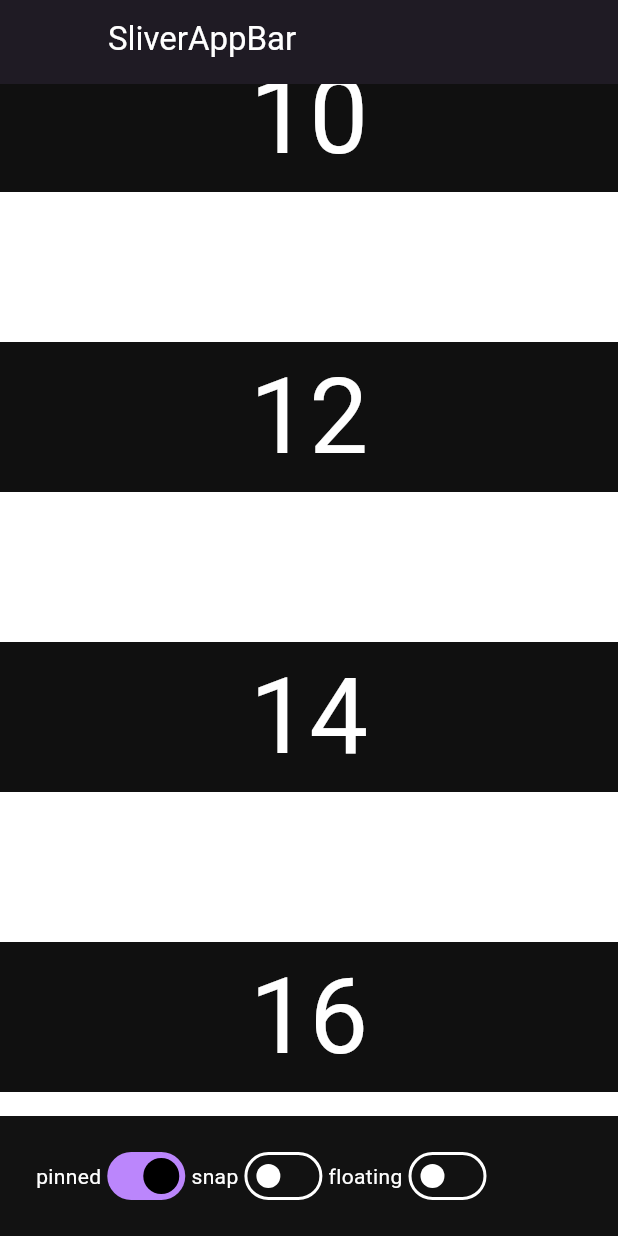
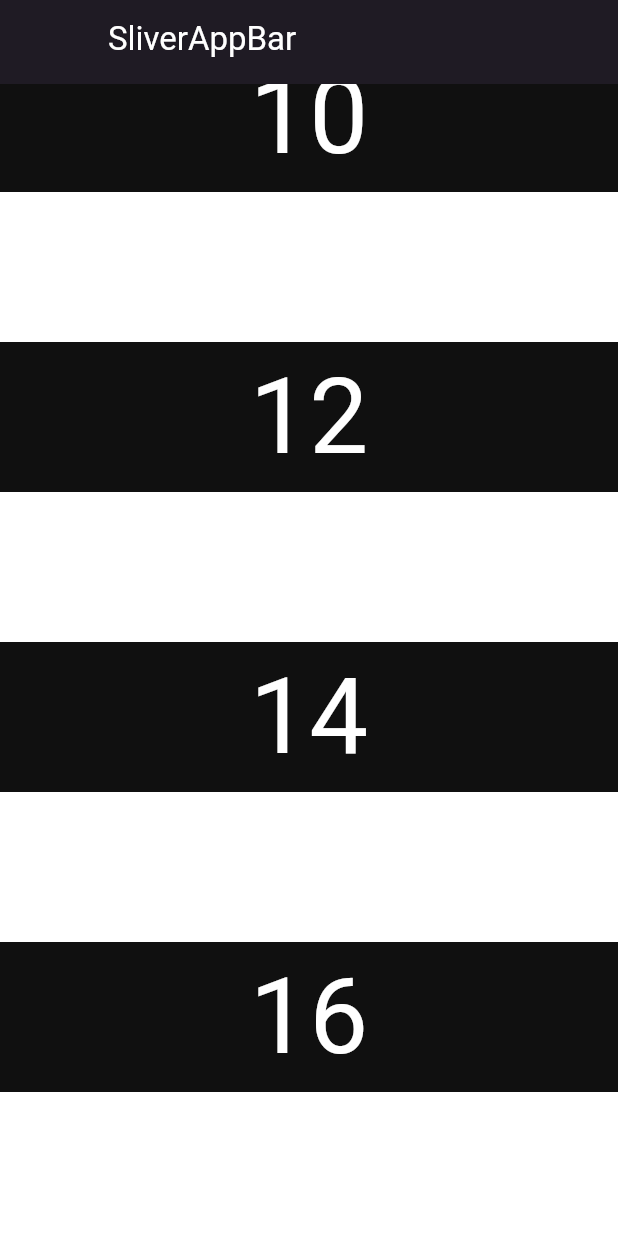
Before and after one commit to redazzalpha/meteo_app, a Flutter app: the SliverAppBarExample screen opened directly, scrolled down 1152 dp, on a phone screen of 412 x 824 dp. Run offline on Flutter 3.47's test engine with Material 2 defaults, Android fonts, the phone set to English and light mode, and no system bars; network calls fail.

```diff
--- a/lib/test.dart
+++ b/lib/test.dart
@@ -1,6 +1,4 @@
 import 'package:flutter/material.dart';
-
-/// Flutter code sample for [SliverAppBar].
 
 void main() => runApp(const AppBarApp());
 
@@ -68,61 +66,6 @@ class _SliverAppBarExampleState extends State<SliverAppBarExample> {
           ),
         ],
       ),
-      bottomNavigationBar: BottomAppBar(
-        child: Padding(
-          padding: const EdgeInsets.all(8),
-          child: OverflowBar(
-            overflowAlignment: OverflowBarAlignment.center,
-            children: <Widget>[
-              Row(
-                mainAxisSize: MainAxisSize.min,
-                children: <Widget>[
-                  const Text('pinned'),
-                  Switch(
-                    onChanged: (bool val) {
-                      setState(() {
-                        _pinned = val;
-                      });
-                    },
-                    value: _pinned,
-                  ),
-                ],
-              ),
-              Row(
-                mainAxisSize: MainAxisSize.min,
-                children: <Widget>[
-                  const Text('snap'),
-                  Switch(
-                    onChanged: (bool val) {
-                      setState(() {
-                        _snap = val;
-                        // Snapping only applies when the app bar is floating.
-                        _floating = _floating || _snap;
-                      });
-                    },
-                    value: _snap,
-                  ),
-                ],
-              ),
-              Row(
-                mainAxisSize: MainAxisSize.min,
-                children: <Widget>[
-                  const Text('floating'),
-                  Switch(
-                    onChanged: (bool val) {
-                      setState(() {
-                        _floating = val;
-                        _snap = _snap && _floating;
-                      });
-                    },
-                    value: _floating,
-                  ),
-                ],
-              ),
-            ],
-          ),
-        ),
-      ),
     );
   }
 }
```
Also changed, not shown: lib/pages/home.dart (+60 -6 lines).
